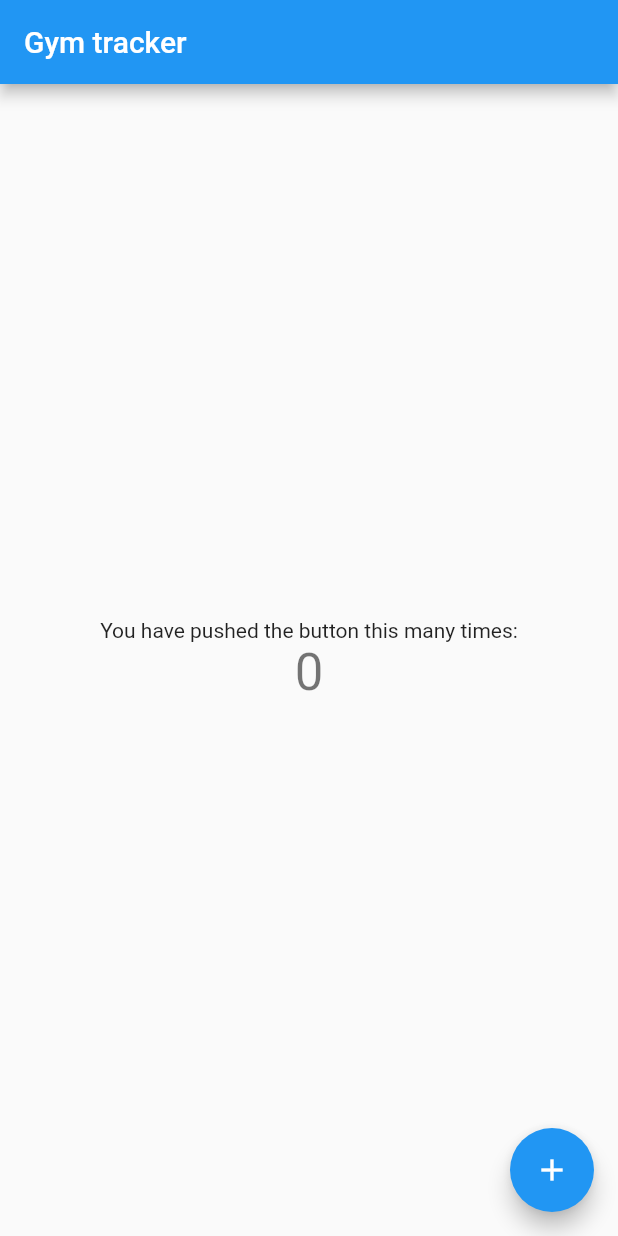
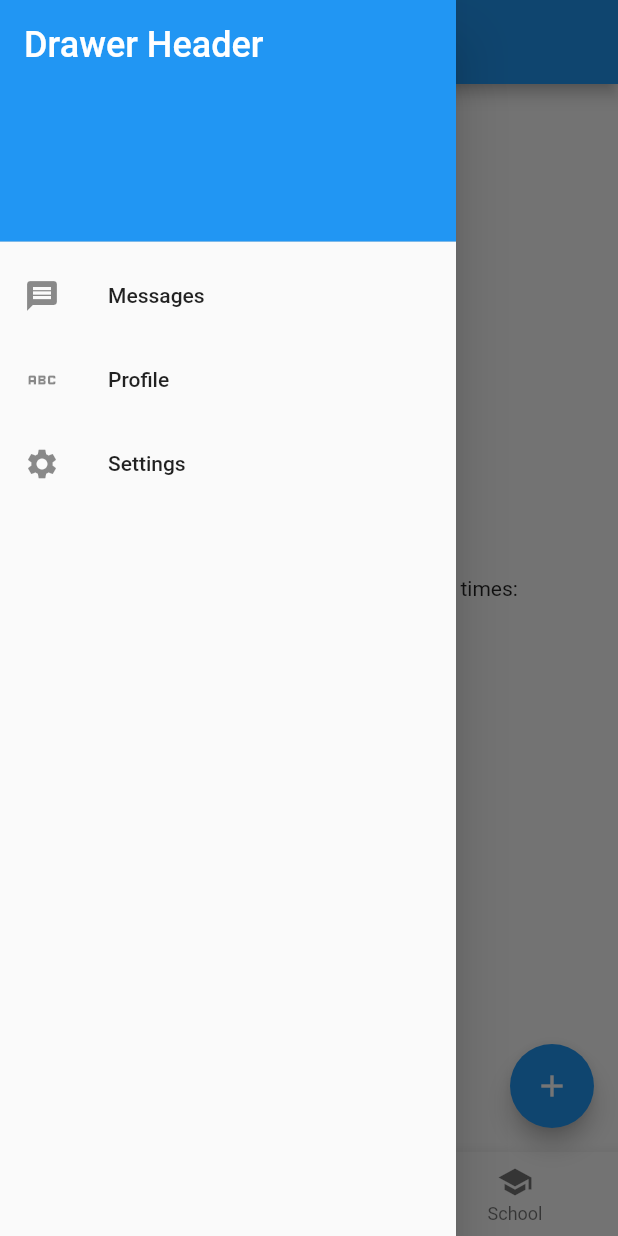
Before and after one commit to 7aku8/fantastic-umbrella, a Flutter app: the screen it shows after launch, with the side drawer open (before the commit the screen has no drawer), on a phone screen of 412 x 824 dp. Run offline on Flutter 3.47's test engine with Material 2 defaults, Android fonts, the phone set to English and light mode, and no system bars.

Commit message:
some experiments

```diff
--- a/lib/main.dart
+++ b/lib/main.dart
@@ -109,7 +109,57 @@ class _MyHomePageState extends State<MyHomePage> {
         onPressed: _incrementCounter,
         tooltip: 'Increment',
         child: const Icon(Icons.add),
-      ), // This trailing comma makes auto-formatting nicer for build methods.
+      ), // T
+      bottomNavigationBar: BottomNavigationBar(
+        items: const <BottomNavigationBarItem>[
+          BottomNavigationBarItem(
+            icon: Icon(Icons.home),
+            label: 'Home',
+          ),
+          BottomNavigationBarItem(
+            icon: Icon(Icons.business),
+            label: 'Business',
+          ),
+          BottomNavigationBarItem(
+            icon: Icon(Icons.school),
+            label: 'School',
+          ),
+        ],
+        currentIndex: 1,
+        selectedItemColor: Colors.amber[800],
+        onTap: (ww) {},
+      ),// h
+      drawer: Drawer(
+        child: ListView(
+          padding: EdgeInsets.zero,
+          children: const <Widget>[
+            DrawerHeader(
+              decoration: BoxDecoration(
+                color: Colors.blue,
+              ),
+              child: Text(
+                'Drawer Header',
+                style: TextStyle(
+                  color: Colors.white,
+                  fontSize: 24,
+                ),
+              ),
+            ),
+            ListTile(
+              leading: Icon(Icons.message),
+              title: Text('Messages'),
+            ),
+            ListTile(
+              leading: Icon(Icons.abc),
+              title: Text('Profile'),
+            ),
+            ListTile(
+              leading: Icon(Icons.settings),
+              title: Text('Settings'),
+            ),
+          ],
+        ),
+      ),
     );
   }
 }
```
